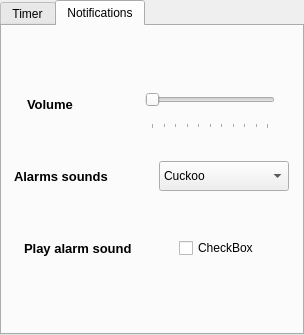
This is ui/settingsdialog.ui in TiagoSBO/qt-pomodoro-timer as Qt 5 draws it before an edit. The edited form follows.
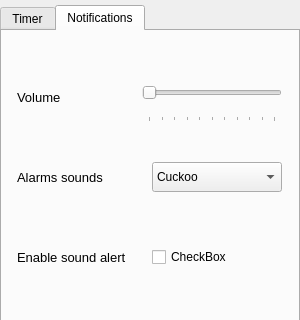
This is the edited form. The open tabs and pages were chosen to show the change.

Commit message: Style: Create label to show status timer and align elements of gui.

The edit to the form file:
```diff
--- a/ui/settingsdialog.ui
+++ b/ui/settingsdialog.ui
@@ -6,26 +6,26 @@
    <rect>
     <x>0</x>
     <y>0</y>
-    <width>304</width>
-    <height>335</height>
+    <width>300</width>
+    <height>337</height>
    </rect>
   </property>
   <property name="sizePolicy">
-   <sizepolicy hsizetype="Expanding" vsizetype="Expanding">
+   <sizepolicy hsizetype="Fixed" vsizetype="Fixed">
     <horstretch>0</horstretch>
     <verstretch>0</verstretch>
    </sizepolicy>
   </property>
   <property name="minimumSize">
    <size>
-    <width>0</width>
-    <height>2</height>
+    <width>300</width>
+    <height>320</height>
    </size>
   </property>
   <property name="maximumSize">
    <size>
-    <width>500</width>
-    <height>500</height>
+    <width>300</width>
+    <height>340</height>
    </size>
   </property>
   <property name="windowTitle">
@@ -35,6 +35,9 @@
    <property name="spacing">
     <number>0</number>
    </property>
+   <property name="sizeConstraint">
+    <enum>QLayout::SizeConstraint::SetFixedSize</enum>
+   </property>
    <property name="leftMargin">
     <number>0</number>
    </property>
@@ -53,15 +56,21 @@
       <bool>true</bool>
      </property>
      <property name="sizePolicy">
-      <sizepolicy hsizetype="Expanding" vsizetype="Expanding">
+      <sizepolicy hsizetype="Fixed" vsizetype="Preferred">
        <horstretch>0</horstretch>
        <verstretch>0</verstretch>
       </sizepolicy>
      </property>
+     <property name="minimumSize">
+      <size>
+       <width>300</width>
+       <height>320</height>
+      </size>
+     </property>
      <property name="maximumSize">
       <size>
-       <width>600</width>
-       <height>600</height>
+       <width>300</width>
+       <height>310</height>
       </size>
      </property>
      <property name="tabPosition">
@@ -497,20 +506,20 @@
      </widget>
      <widget class="QWidget" name="configNotifications">
       <property name="sizePolicy">
-       <sizepolicy hsizetype="Expanding" vsizetype="Expanding">
+       <sizepolicy hsizetype="Fixed" vsizetype="Fixed">
         <horstretch>0</horstretch>
         <verstretch>0</verstretch>
        </sizepolicy>
       </property>
       <property name="minimumSize">
        <size>
-        <width>288</width>
-        <height>0</height>
+        <width>150</width>
+        <height>50</height>
        </size>
       </property>
       <property name="maximumSize">
        <size>
-        <width>470</width>
+        <width>300</width>
         <height>300</height>
        </size>
       </property>
@@ -521,6 +530,9 @@
        <property name="spacing">
         <number>0</number>
        </property>
+       <property name="sizeConstraint">
+        <enum>QLayout::SizeConstraint::SetMinimumSize</enum>
+       </property>
        <property name="leftMargin">
         <number>0</number>
        </property>
@@ -534,24 +546,10 @@
         <number>0</number>
        </property>
        <item>
-        <layout class="QGridLayout" name="layout_notifications" rowstretch="1,1,1" columnstretch="0,0" rowminimumheight="1,1,1">
-         <property name="leftMargin">
-          <number>0</number>
+        <layout class="QGridLayout" name="layout_notifications" rowstretch="1,0,0,0,1,1" columnstretch="0,0" rowminimumheight="1,0,0,0,1,1" columnminimumwidth="0,0">
+         <property name="sizeConstraint">
+          <enum>QLayout::SizeConstraint::SetMinimumSize</enum>
          </property>
-         <property name="topMargin">
-          <number>0</number>
-         </property>
-         <property name="bottomMargin">
-          <number>0</number>
-         </property>
-         <property name="spacing">
-          <number>2</number>
-         </property>
-         <item row="2" column="1">
-          <layout class="QVBoxLayout" name="verticalLayout_5">
-           <property name="spacing">
-            <number>5</number>
-           </property>
            <property name="leftMargin">
             <number>5</number>
            </property>
@@ -564,50 +562,11 @@
            <property name="bottomMargin">
             <number>5</number>
            </property>
-           <item>
-            <layout class="QHBoxLayout" name="horizontalLayout_5" stretch="1,1">
              <property name="spacing">
-              <number>5</number>
-             </property>
-             <property name="leftMargin">
-              <number>5</number>
-             </property>
-             <property name="topMargin">
-              <number>5</number>
-             </property>
-             <property name="rightMargin">
-              <number>5</number>
-             </property>
-             <property name="bottomMargin">
-              <number>5</number>
-             </property>
-             <item>
-              <widget class="QLabel" name="label_alarm_sound">
-               <property name="sizePolicy">
-                <sizepolicy hsizetype="Preferred" vsizetype="Expanding">
-                 <horstretch>0</horstretch>
-                 <verstretch>0</verstretch>
-                </sizepolicy>
-               </property>
-               <property name="maximumSize">
-                <size>
-                 <width>140</width>
-                 <height>50</height>
-                </size>
-               </property>
-               <property name="font">
-                <font>
-                 <pointsize>10</pointsize>
-                 <bold>true</bold>
-                </font>
-               </property>
-               <property name="text">
-                <string>Play alarm sound</string>
-               </property>
-              </widget>
-             </item>
-             <item>
-              <widget class="QCheckBox" name="checkBox_alarm_sound">
+          <number>0</number>
+         </property>
+         <item row="4" column="1">
+          <widget class="QWidget" name="widget_soundAlarms" native="true">
                <property name="sizePolicy">
                 <sizepolicy hsizetype="Expanding" vsizetype="Expanding">
                  <horstretch>0</horstretch>
@@ -616,133 +575,30 @@
                </property>
                <property name="maximumSize">
                 <size>
-                 <width>100</width>
-                 <height>50</height>
-                </size>
-               </property>
-               <property name="font">
-                <font>
-                 <pointsize>9</pointsize>
-                </font>
-               </property>
-               <property name="text">
-                <string>CheckBox</string>
-               </property>
-              </widget>
-             </item>
-            </layout>
-           </item>
-          </layout>
-         </item>
-         <item row="0" column="1">
-          <layout class="QVBoxLayout" name="verticalLayout_7">
-           <property name="spacing">
-            <number>5</number>
-           </property>
-           <property name="leftMargin">
-            <number>5</number>
-           </property>
-           <property name="topMargin">
-            <number>5</number>
-           </property>
-           <property name="rightMargin">
-            <number>5</number>
-           </property>
-           <property name="bottomMargin">
-            <number>5</number>
-           </property>
-           <item>
-            <layout class="QHBoxLayout" name="horizontalLayout_2" stretch="1,1">
-             <property name="spacing">
-              <number>5</number>
-             </property>
-             <property name="leftMargin">
-              <number>5</number>
-             </property>
-             <property name="topMargin">
-              <number>5</number>
-             </property>
-             <property name="rightMargin">
-              <number>5</number>
-             </property>
-             <property name="bottomMargin">
-              <number>5</number>
-             </property>
-             <item>
-              <widget class="QLabel" name="label_volume">
-               <property name="sizePolicy">
-                <sizepolicy hsizetype="Preferred" vsizetype="Expanding">
-                 <horstretch>0</horstretch>
-                 <verstretch>0</verstretch>
-                </sizepolicy>
-               </property>
-               <property name="maximumSize">
-                <size>
-                 <width>100</width>
-                 <height>50</height>
-                </size>
-               </property>
-               <property name="font">
-                <font>
-                 <pointsize>10</pointsize>
-                 <bold>true</bold>
-                </font>
-               </property>
-               <property name="text">
-                <string>Volume</string>
-               </property>
-              </widget>
-             </item>
-             <item>
-              <widget class="QSlider" name="volume_slider">
-               <property name="sizePolicy">
-                <sizepolicy hsizetype="Preferred" vsizetype="Expanding">
-                 <horstretch>0</horstretch>
-                 <verstretch>0</verstretch>
-                </sizepolicy>
-               </property>
-               <property name="maximumSize">
-                <size>
-                 <width>130</width>
-                 <height>50</height>
-                </size>
-               </property>
-               <property name="maximum">
-                <number>100</number>
-               </property>
-               <property name="orientation">
-                <enum>Qt::Orientation::Horizontal</enum>
-               </property>
-               <property name="tickPosition">
-                <enum>QSlider::TickPosition::TicksBelow</enum>
-               </property>
-              </widget>
-             </item>
-            </layout>
-           </item>
-          </layout>
-         </item>
-         <item row="1" column="1">
+             <width>300</width>
+             <height>80</height>
+            </size>
+           </property>
           <layout class="QVBoxLayout" name="verticalLayout_6" stretch="0">
            <property name="spacing">
-            <number>5</number>
+             <number>0</number>
            </property>
            <property name="leftMargin">
-            <number>5</number>
+             <number>0</number>
            </property>
            <property name="topMargin">
-            <number>5</number>
+             <number>0</number>
            </property>
            <property name="rightMargin">
-            <number>5</number>
+             <number>0</number>
            </property>
            <property name="bottomMargin">
-            <number>5</number>
+             <number>0</number>
            </property>
            <item>
-            <layout class="QHBoxLayout" name="horizontalLayout_4" stretch="1,1">
+             <layout class="QHBoxLayout" name="layout_sound_alrms" stretch="0,0">
              <property name="spacing">
-              <number>5</number>
+               <number>0</number>
              </property>
              <property name="leftMargin">
               <number>5</number>
@@ -759,21 +615,21 @@
              <item>
               <widget class="QLabel" name="label_set_alarm">
                <property name="sizePolicy">
-                <sizepolicy hsizetype="Preferred" vsizetype="Expanding">
+                 <sizepolicy hsizetype="Preferred" vsizetype="Preferred">
                  <horstretch>0</horstretch>
                  <verstretch>0</verstretch>
                 </sizepolicy>
                </property>
                <property name="maximumSize">
                 <size>
-                 <width>140</width>
-                 <height>50</height>
+                  <width>130</width>
+                  <height>40</height>
                 </size>
                </property>
                <property name="font">
                 <font>
                  <pointsize>10</pointsize>
-                 <bold>true</bold>
+                  <bold>false</bold>
                 </font>
                </property>
                <property name="text">
@@ -784,7 +640,7 @@
              <item>
               <widget class="QComboBox" name="combBox_Alarm_sound">
                <property name="sizePolicy">
-                <sizepolicy hsizetype="Preferred" vsizetype="Expanding">
+                 <sizepolicy hsizetype="Preferred" vsizetype="Preferred">
                  <horstretch>0</horstretch>
                  <verstretch>0</verstretch>
                 </sizepolicy>
@@ -831,6 +687,195 @@
             </layout>
            </item>
           </layout>
+          </widget>
+         </item>
+         <item row="0" column="1">
+          <widget class="QWidget" name="widget_volume" native="true">
+           <property name="sizePolicy">
+            <sizepolicy hsizetype="Expanding" vsizetype="Expanding">
+             <horstretch>0</horstretch>
+             <verstretch>0</verstretch>
+            </sizepolicy>
+           </property>
+           <property name="maximumSize">
+            <size>
+             <width>300</width>
+             <height>80</height>
+            </size>
+           </property>
+           <layout class="QVBoxLayout" name="verticalLayout_7">
+            <property name="spacing">
+             <number>0</number>
+            </property>
+            <property name="leftMargin">
+             <number>0</number>
+            </property>
+            <property name="topMargin">
+             <number>0</number>
+            </property>
+            <property name="rightMargin">
+             <number>0</number>
+            </property>
+            <property name="bottomMargin">
+             <number>0</number>
+            </property>
+            <item>
+             <layout class="QHBoxLayout" name="layout_volume" stretch="1,1">
+              <property name="spacing">
+               <number>0</number>
+              </property>
+              <property name="sizeConstraint">
+               <enum>QLayout::SizeConstraint::SetDefaultConstraint</enum>
+              </property>
+              <property name="leftMargin">
+               <number>5</number>
+              </property>
+              <property name="topMargin">
+               <number>5</number>
+              </property>
+              <property name="rightMargin">
+               <number>5</number>
+              </property>
+              <property name="bottomMargin">
+               <number>5</number>
+              </property>
+              <item>
+               <widget class="QLabel" name="label_volume">
+                <property name="sizePolicy">
+                 <sizepolicy hsizetype="Preferred" vsizetype="Preferred">
+                  <horstretch>0</horstretch>
+                  <verstretch>0</verstretch>
+                 </sizepolicy>
+                </property>
+                <property name="maximumSize">
+                 <size>
+                  <width>120</width>
+                  <height>40</height>
+                 </size>
+                </property>
+                <property name="font">
+                 <font>
+                  <pointsize>10</pointsize>
+                  <bold>false</bold>
+                 </font>
+                </property>
+                <property name="text">
+                 <string>Volume</string>
+                </property>
+               </widget>
+              </item>
+              <item>
+               <widget class="QSlider" name="volume_slider">
+                <property name="sizePolicy">
+                 <sizepolicy hsizetype="Preferred" vsizetype="Preferred">
+                  <horstretch>0</horstretch>
+                  <verstretch>0</verstretch>
+                 </sizepolicy>
+                </property>
+                <property name="maximumSize">
+                 <size>
+                  <width>140</width>
+                  <height>50</height>
+                 </size>
+                </property>
+                <property name="maximum">
+                 <number>100</number>
+                </property>
+                <property name="orientation">
+                 <enum>Qt::Orientation::Horizontal</enum>
+                </property>
+                <property name="tickPosition">
+                 <enum>QSlider::TickPosition::TicksBelow</enum>
+                </property>
+               </widget>
+              </item>
+             </layout>
+            </item>
+           </layout>
+          </widget>
+         </item>
+         <item row="5" column="1">
+          <widget class="QWidget" name="widget_soundAlert" native="true">
+           <property name="sizePolicy">
+            <sizepolicy hsizetype="Expanding" vsizetype="Expanding">
+             <horstretch>0</horstretch>
+             <verstretch>0</verstretch>
+            </sizepolicy>
+           </property>
+           <property name="maximumSize">
+            <size>
+             <width>300</width>
+             <height>80</height>
+            </size>
+           </property>
+           <layout class="QVBoxLayout" name="verticalLayout">
+            <property name="spacing">
+             <number>0</number>
+            </property>
+            <property name="leftMargin">
+             <number>0</number>
+            </property>
+            <property name="topMargin">
+             <number>0</number>
+            </property>
+            <property name="rightMargin">
+             <number>0</number>
+            </property>
+            <property name="bottomMargin">
+             <number>0</number>
+            </property>
+            <item>
+             <layout class="QHBoxLayout" name="layout_soundAlert" stretch="0,0">
+              <property name="spacing">
+               <number>0</number>
+              </property>
+              <property name="leftMargin">
+               <number>5</number>
+              </property>
+              <property name="topMargin">
+               <number>5</number>
+              </property>
+              <property name="rightMargin">
+               <number>5</number>
+              </property>
+              <property name="bottomMargin">
+               <number>5</number>
+              </property>
+              <item>
+               <widget class="QLabel" name="label_sound_alert">
+                <property name="maximumSize">
+                 <size>
+                  <width>130</width>
+                  <height>40</height>
+                 </size>
+                </property>
+                <property name="font">
+                 <font>
+                  <pointsize>10</pointsize>
+                 </font>
+                </property>
+                <property name="text">
+                 <string>Enable sound alert</string>
+                </property>
+               </widget>
+              </item>
+              <item>
+               <widget class="QCheckBox" name="checkBox_sound_alert">
+                <property name="maximumSize">
+                 <size>
+                  <width>130</width>
+                  <height>30</height>
+                 </size>
+                </property>
+                <property name="text">
+                 <string>CheckBox</string>
+                </property>
+               </widget>
+              </item>
+             </layout>
+            </item>
+           </layout>
+          </widget>
          </item>
         </layout>
        </item>
```
Left out of the diff: 58 changed lines with no effect on the pictures. Lines whose indentation alone changed are shown as unchanged. The commit also changes 2 other files.
